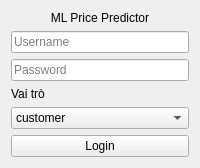
Qt form NhaCuaToi_HousePricePrediction/UI/Login.ui (PhuongNghi403/251EIM401402_MLBA_Group8) before a commit.
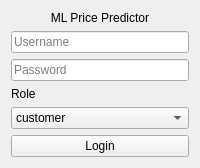
The same form after that commit.

Patch:
```diff
--- a/NhaCuaToi_HousePricePrediction/UI/Login.ui
+++ b/NhaCuaToi_HousePricePrediction/UI/Login.ui
@@ -42,7 +42,7 @@
      <item>
       <widget class="QLabel" name="lbl_role">
        <property name="text">
-        <string>Vai trò</string>
+        <string>Role</string>
        </property>
       </widget>
      </item>
```
